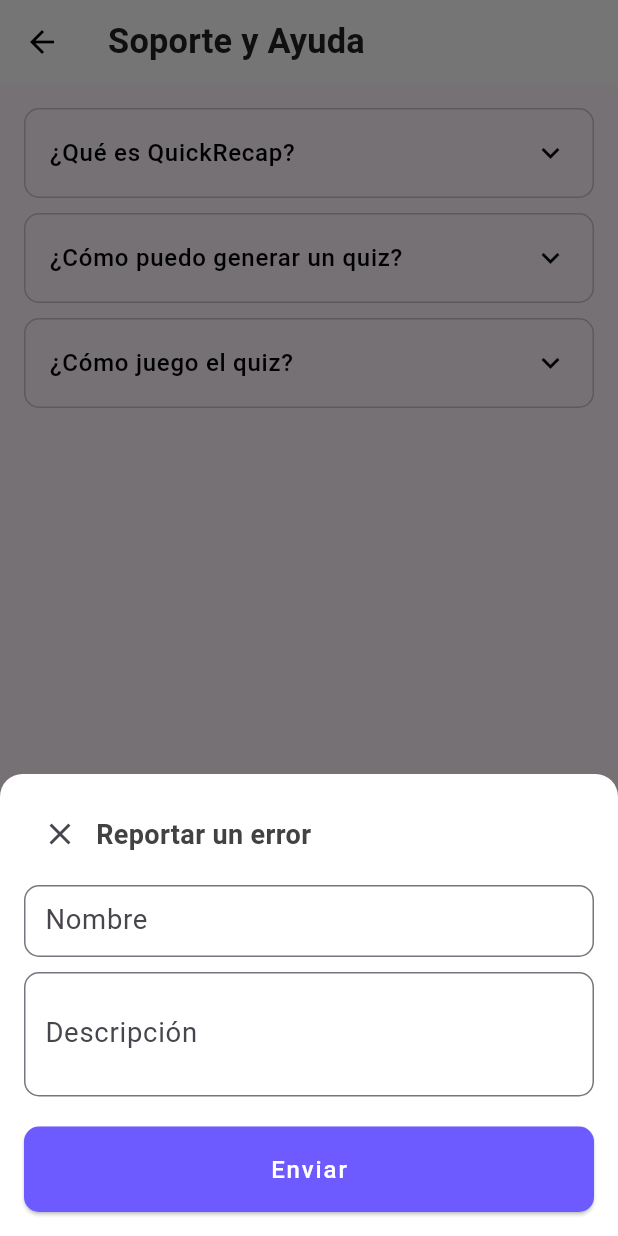
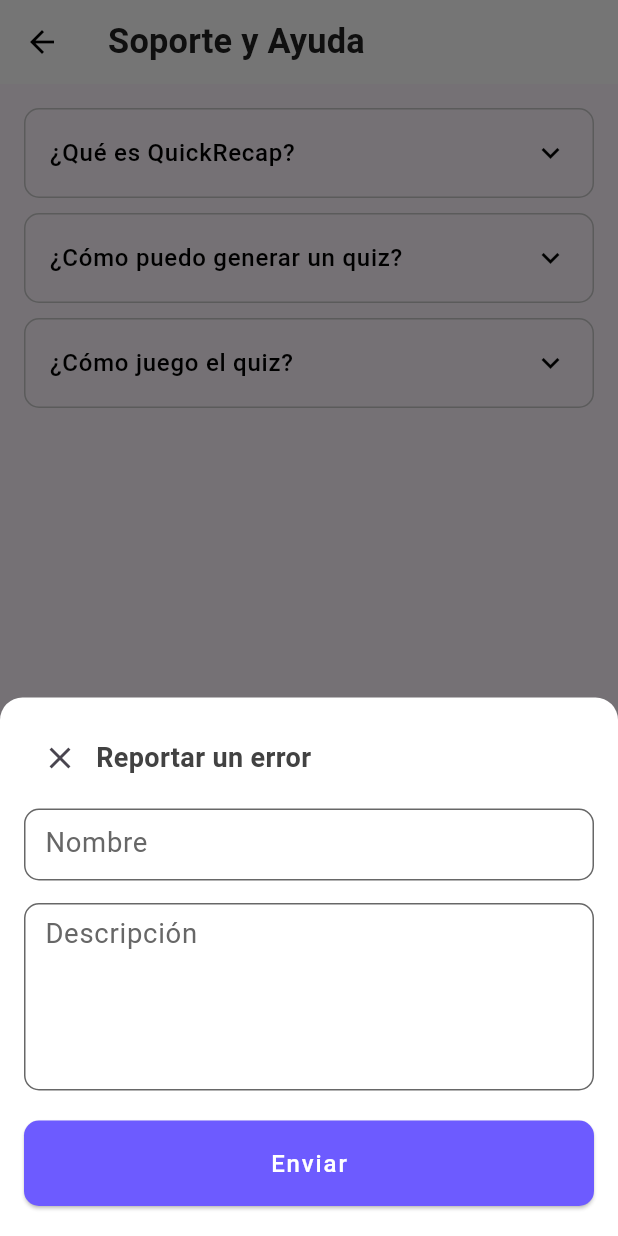
Before and after one commit to QuickRecap/Quickrecap-mobile, a Flutter app: the SupportScreen screen opened by its route, after a tap on "Reportar un error", on a phone screen of 412 x 824 dp. Run offline on Flutter 3.47's test engine with Material 3 defaults, Android fonts, the phone set to English and light mode, and no system bars; our stand-ins replace flutter_screenutil, get, sqflite; accounts and stored records are empty.

Commit message:
feat(profile): adding inputs styles for dialog in support

```diff
--- a/lib/ui/pages/views/profile/support_screen.dart
+++ b/lib/ui/pages/views/profile/support_screen.dart
@@ -1,5 +1,6 @@
 import 'package:flutter/material.dart';
 import 'package:flutter_screenutil/flutter_screenutil.dart';
+import 'package:quickrecap/ui/constants/constants.dart';
 
 class SupportScreen extends StatelessWidget {
   const SupportScreen({super.key});
@@ -88,13 +89,19 @@
   void _showReportDialog(BuildContext context) {
     showModalBottomSheet(
       context: context,
+      isScrollControlled: true, // Permite que el diálogo se ajuste cuando aparece el teclado
       shape: RoundedRectangleBorder(
         borderRadius: BorderRadius.vertical(top: Radius.circular(15)),
       ),
       backgroundColor: Colors.white,
       builder: (BuildContext context) {
         return Padding(
-          padding: const EdgeInsets.all(16.0),
+          padding: EdgeInsets.only(
+            left: 16.0,
+            right: 16.0,
+            bottom: MediaQuery.of(context).viewInsets.bottom, // Ajusta la posición según el teclado
+            top: 16.0,
+          ),
           child: Column(
             mainAxisSize: MainAxisSize.min,
             children: [
@@ -121,31 +128,68 @@
               TextField(
                 decoration: InputDecoration(
                   labelText: 'Nombre',
+                  labelStyle: TextStyle(
+                    color: Color(0xFF676767),
+                  ),
+                  floatingLabelStyle: TextStyle(
+                    color: kPrimary,
+                  ),
                   contentPadding: const EdgeInsets.all(10),
                   border: OutlineInputBorder(
                     borderRadius: BorderRadius.circular(10),
-                    borderSide: BorderSide(color: Colors.grey, width: 1),
+                    borderSide: BorderSide(color: Color(0xFF676767), width: 1),
+                  ),
+                  focusedBorder: OutlineInputBorder(
+                    borderRadius: BorderRadius.circular(10),
+                    borderSide: BorderSide(color: kPrimary, width: 2),
+                  ),
+                  enabledBorder: OutlineInputBorder(
+                    borderRadius: BorderRadius.circular(10),
+                    borderSide: BorderSide(color: Color(0xFF676767), width: 1),
                   ),
                 ),
+                style: TextStyle(
+                  color: Color(0xFF585858),
+                ),
+                keyboardType: TextInputType.text,
               ),
-              const SizedBox(height: 10),
+              const SizedBox(height: 15),
               TextField(
                 decoration: InputDecoration(
                   labelText: 'Descripción',
+                  labelStyle: TextStyle(
+                    color: Color(0xFF676767),
+                  ),
+                  floatingLabelStyle: TextStyle(
+                    color: kPrimary,
+                  ),
                   contentPadding: const EdgeInsets.all(10),
                   border: OutlineInputBorder(
                     borderRadius: BorderRadius.circular(10),
-                    borderSide: BorderSide(color: Colors.grey, width: 1),
+                    borderSide: BorderSide(color: Color(0xFF676767), width: 1),
                   ),
+                  focusedBorder: OutlineInputBorder(
+                    borderRadius: BorderRadius.circular(10),
+                    borderSide: BorderSide(color: kPrimary, width: 2),
+                  ),
+                  enabledBorder: OutlineInputBorder(
+                    borderRadius: BorderRadius.circular(10),
+                    borderSide: BorderSide(color: Color(0xFF676767), width: 1),
+                  ),
+                  alignLabelWithHint: true,
                 ),
-                maxLines: 3,
+                style: TextStyle(
+                  color: Color(0xFF585858),
+                ),
+                keyboardType: TextInputType.multiline,
+                maxLines: null,
+                minLines: 5,
               ),
               const SizedBox(height: 20),
               SizedBox(
                 width: double.infinity,
                 child: ElevatedButton(
                   onPressed: () {
-                    // Lógica para enviar reporte
                     Navigator.of(context).pop();
                   },
                   style: ElevatedButton.styleFrom(
@@ -164,12 +208,14 @@
                   ),
                 ),
               ),
+              const SizedBox(height: 20),
             ],
           ),
         );
       },
     );
   }
+
 
 
 }
```
